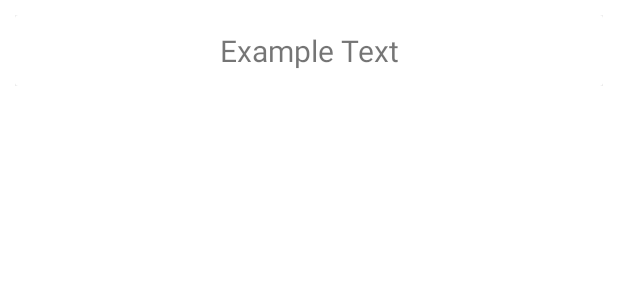
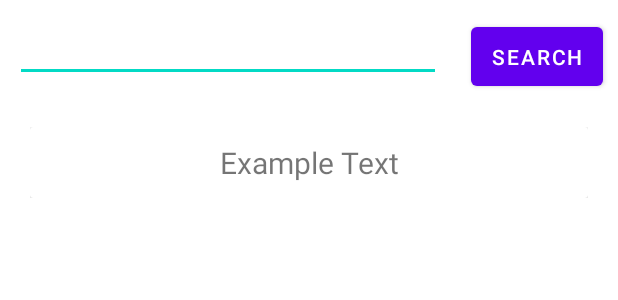
Before and after one commit to pwhlopped/whats-cooking, an Android app: the layout fragment_search.xml on its own in the app's theme, with its tools: preview values and no code run, on a phone screen of 412 x 824 dp. Shown: the top 300 px of the screen. Run offline under Robolectric (Android 15) with nearby library versions, the phone set to English and light mode, and no system bars.

```diff
--- a/app/src/main/AndroidManifest.xml
+++ b/app/src/main/AndroidManifest.xml
@@ -2,6 +2,8 @@
 <manifest xmlns:android="http://schemas.android.com/apk/res/android"
     package="com.example.whatscooking">
 
+    <uses-permission android:name="android.permission.Internet" />
+    <uses-permission android:name="android.permission.ACCESS_NETWORK_STATE" />
     <application
         android:allowBackup="true"
         android:icon="@mipmap/ic_launcher"
@@ -12,10 +14,8 @@
         <activity android:name=".MainActivity">
             <intent-filter>
                 <action android:name="android.intent.action.MAIN" />
-
                 <category android:name="android.intent.category.LAUNCHER" />
             </intent-filter>
         </activity>
     </application>
-
 </manifest>
--- a/app/src/main/res/layout/fragment_search.xml
+++ b/app/src/main/res/layout/fragment_search.xml
@@ -6,17 +6,40 @@
     android:layout_height="match_parent"
     tools:context=".InventoryFrag">
 
+    <EditText
+        android:id='@+id/search_bar'
+        android:layout_width="0dp"
+        android:layout_height="wrap_content"
+        android:padding="@dimen/inventory_padding"
+        android:layout_margin="10dp"
+        app:layout_constraintBottom_toTopOf="@id/search_scroll_view"
+        app:layout_constraintStart_toStartOf="parent"
+        app:layout_constraintEnd_toStartOf="@id/search_button"
+        app:layout_constraintTop_toTopOf="parent"
+        app:layout_constraintHorizontal_weight="3"/>
+    <com.google.android.material.button.MaterialButton
+        android:id="@+id/search_button"
+        android:layout_width="wrap_content"
+        android:layout_height="wrap_content"
+        android:padding="@dimen/inventory_padding"
+        android:layout_margin="10dp"
+        android:text="Search"
+        app:layout_constraintStart_toEndOf="@id/search_bar"
+        app:layout_constraintBottom_toTopOf="@id/search_scroll_view"
+        app:layout_constraintEnd_toEndOf="parent"
+        app:layout_constraintTop_toTopOf="parent"
+        app:layout_constraintHorizontal_weight="1"/>
     <ScrollView
         android:id="@+id/search_scroll_view"
         android:layout_width="match_parent"
-        android:layout_height="match_parent"
+        android:layout_height="0dp"
         android:padding="@dimen/inventory_padding"
-        app:layout_constraintBottom_toTopOf="@+id/linearLayout"
+        android:layout_margin="10dp"
+        app:layout_constraintBottom_toBottomOf="parent"
         app:layout_constraintEnd_toEndOf="parent"
         app:layout_constraintHorizontal_bias="0.0"
         app:layout_constraintStart_toStartOf="parent"
-        app:layout_constraintTop_toTopOf="parent"
-        app:layout_constraintVertical_weight="9">
+        app:layout_constraintTop_toBottomOf="@id/search_bar">
 
         <LinearLayout
             android:id="@+id/search_list"
```
Also changed, not shown: app/build.gradle (+2 -21 lines), app/src/main/java/com/example/whatscooking/SearchFrag.java (+75 -2 lines), build.gradle (+1 -6 lines).
